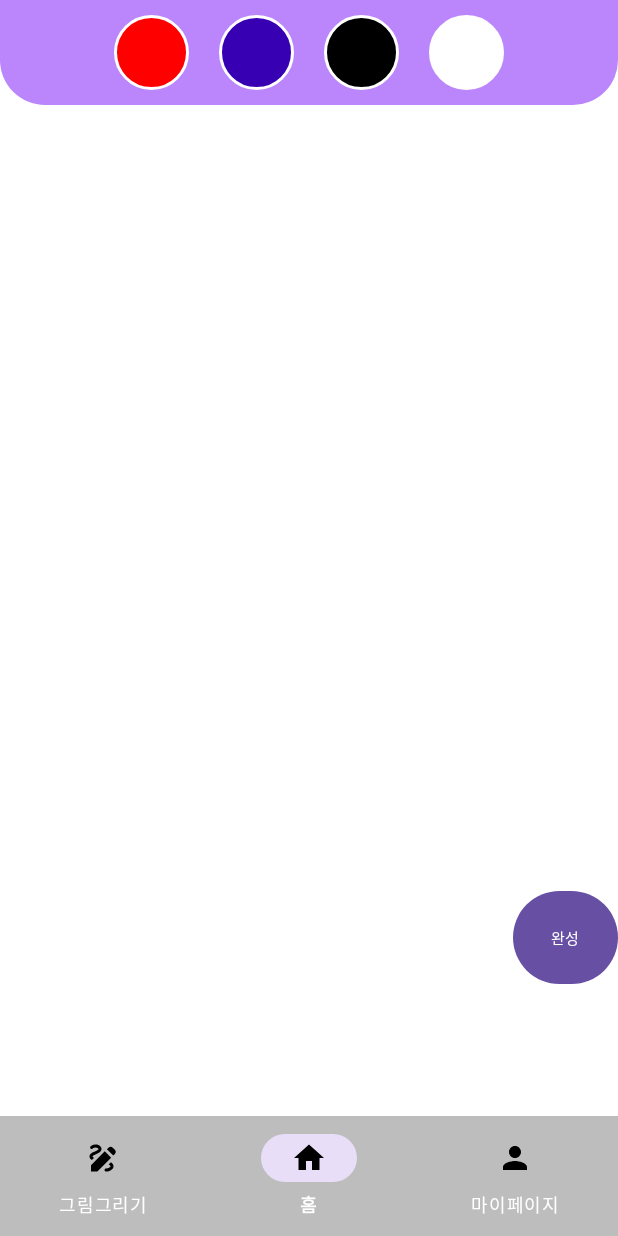
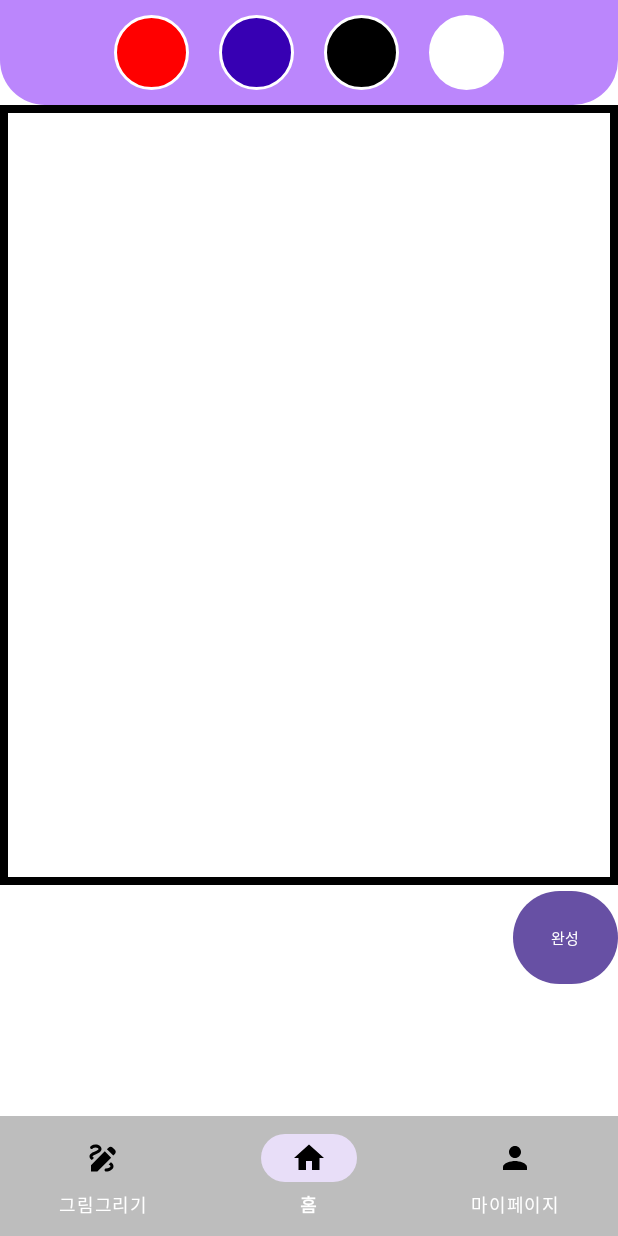
Before and after one commit to 2024TUKCOMSP/TeamFPS, an Android app: the fragment GallaryFragment placed in its activity, on a phone screen of 412 x 824 dp. Run offline under Robolectric (Android 15) with nearby library versions, the phone set to English and light mode, and no system bars; our stand-ins replace Firebase (no records; nobody signed in at launch, a user with empty details on screens opened directly); libraries missing offline, so code that uses them is left out: com.kakao.sdk, com.navercorp.nid, kotlin.reflect.jvm; pictures from the network do not load.

Commit message:
그림판 하얀색 배경 추가 및 테두리 추가

```diff
--- a/app/src/main/java/com/example/myapplication/gallary/PaintView.kt
+++ b/app/src/main/java/com/example/myapplication/gallary/PaintView.kt
@@ -5,6 +5,7 @@ import android.graphics.Canvas
 import android.graphics.Color
 import android.graphics.Paint
 import android.graphics.Path
+import android.graphics.RectF
 import android.util.AttributeSet
 import android.util.Log
 import android.view.MotionEvent
@@ -27,28 +28,29 @@ class PaintView : View {
     }
     var params : ViewGroup.LayoutParams? = null
     companion object{
+        //pathList안에는 사용자가 그린 path를 저장할 예정
         var pathList = ArrayList<Path>()
+        //각각 path에 따른 컬러를 저장
         var colorList = ArrayList<Int>()
+        //색상 설정 black으로 초기화 (사용자가 사용하는 GallaryFragment딴에서 바꿀 수 있게 하기 위해 companion object로 설정)
         var currentBrush = Color.BLACK
-        var backgroundWhite =0;
     }
 
+    //초기화 과정
     private fun init(){
+        //안티 앨리어싱 활성화, 경계가 더 부드럽게 그려짐
         paintBrush.isAntiAlias = true
+        //현재 붓 색상을 설정함 여기선 Color.BLACK임
         paintBrush.color = currentBrush
+        //그리기 스타일 여기서는 선 스타일(stroke)로 설정
         paintBrush.style = Paint.Style.STROKE
+        //선이 만나는 부분을 둥글게 설정
         paintBrush.strokeJoin = Paint.Join.ROUND
+        //선의 너비를 8픽셀로 설정합니다.
         paintBrush.strokeWidth = 8f
 
         params = ViewGroup.LayoutParams(ViewGroup.LayoutParams.MATCH_PARENT, ViewGroup.LayoutParams.WRAP_CONTENT)
     }
-
-
-    override fun onSizeChanged(w: Int, h: Int, oldw: Int, oldh: Int) {
-        super.onSizeChanged(w, h, oldw, oldh)
-        Log.d("PaintView", "onSizeChanged: width=$w, height=$h")
-    }
-
 
     override fun onTouchEvent(event: MotionEvent): Boolean {
         var x = event.x
@@ -71,17 +73,18 @@ class PaintView : View {
     }
 
     override fun onDraw(canvas: Canvas) {
+        //배경색 설정
         val paint = Paint()
         paint.setColor(Color.WHITE)
+        //하얀색 사각형 넣기 2.54는 dp로 변형하기 위해 사용
+        var whiteRect = RectF(0f,0f, 1500f, 540*2.54f)
+        canvas.drawRect(whiteRect,paint)
         for(i in pathList.indices){
             paintBrush.setColor(colorList[i])
+            //pathList안에 있는 모든 path를 그려줌 각각 paintBrush로
             canvas.drawPath(pathList[i], paintBrush)
+            //ondraw쪽으로 가서 그림을 다시 그림
             invalidate()
-        }
-        if(backgroundWhite==0){
-            //canvas에 하얀색 사각형을 씌우고 시작
-            backgroundWhite=backgroundWhite+1;
-            canvas.drawRect(0f,0f, params?.width?.toFloat() ?: 0f, params?.height?.toFloat() ?: 0f,paint)
         }
 
     }
--- /dev/null
+++ b/app/src/main/res/drawable/gallery_background.xml
@@ -0,0 +1,7 @@
+<?xml version="1.0" encoding="utf-8"?>
+<shape xmlns:android="http://schemas.android.com/apk/res/android">
+    <stroke android:color="@color/black"
+        android:width="5dp"
+        />
+    <solid android:color="@color/white"/>
+</shape>
--- a/app/src/main/res/layout/fragment_gallary.xml
+++ b/app/src/main/res/layout/fragment_gallary.xml
@@ -40,17 +40,30 @@
 
     </LinearLayout>
     <RelativeLayout
-        android:id="@+id/paint"
+        android:background="@drawable/gallery_background"
+        android:layout_below="@+id/toolbar"
+        android:id="@+id/containpaint"
         android:layout_width="match_parent"
-        android:layout_height="520dp"
-        android:layout_below="@+id/toolbar">
-        <include layout="@layout/paint_view"/>
+        android:layout_height="520dp">
+        <RelativeLayout
+            android:layout_margin="5dp"
+            android:background="@drawable/round_white"
+            android:gravity="center"
+            android:id="@+id/paint"
+            android:layout_width="match_parent"
+            android:layout_height="match_parent"
+            android:layout_marginTop="2dp">
+
+            <include layout="@layout/paint_view" />
+
+        </RelativeLayout>
 
     </RelativeLayout>
+
     <RelativeLayout
         android:layout_width="match_parent"
         android:layout_height="match_parent"
-        android:layout_below="@+id/paint"
+        android:layout_below="@+id/containpaint"
         android:gravity="right"
         >
         <Button
```
